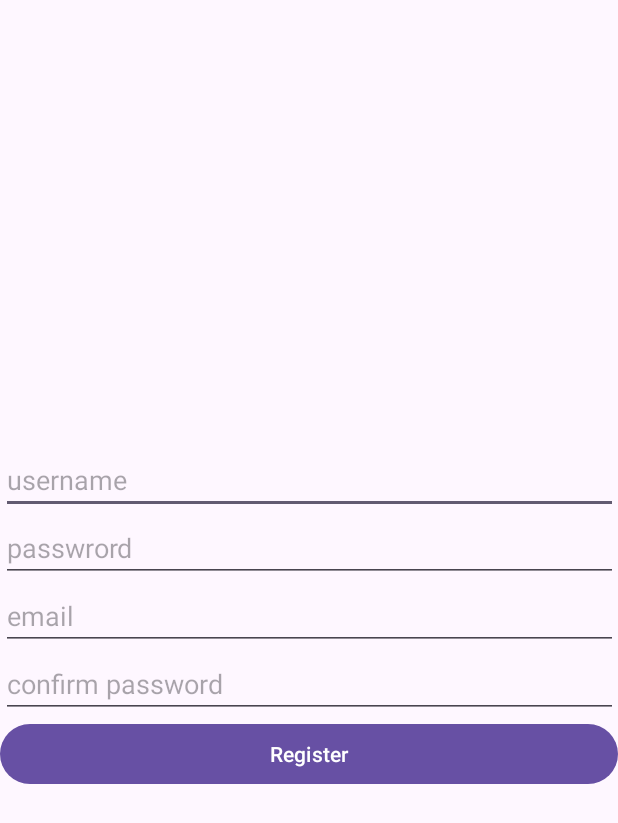
After one commit to Dem0nCyborg/Project_Management, an Android app: the Register screen opened directly, with no data from a screen before it, on a phone screen of 412 x 824 dp. The commit adds this screen. Shown: the top 823 px of the screen. Run offline under Robolectric (Android 15) with nearby library versions, the phone set to English and light mode, and no system bars; our stand-ins replace Firebase (no records; nobody signed in at launch, a user with empty details on screens opened directly).

Commit message:
Login & Register

```diff
--- a/app/src/main/java/com/example/projectmanagment/SplashFragment_1.kt
+++ b/app/src/main/java/com/example/projectmanagment/SplashScreen/SplashFragment_1.kt
@@ -1,11 +1,9 @@
-package com.example.projectmanagment
+package com.example.projectmanagment.SplashScreen
 
 import android.os.Bundle
 import androidx.fragment.app.Fragment
-import android.view.LayoutInflater
 import android.view.View
-import android.view.ViewGroup
-
+import com.example.projectmanagment.R
 
 
 class SplashFragment_1 : Fragment(R.layout.fragment_splash_1) {
--- a/app/src/main/java/com/example/projectmanagment/SplashScreen.kt
+++ b/app/src/main/java/com/example/projectmanagment/SplashScreen/SplashScreen.kt
@@ -1,10 +1,11 @@
-package com.example.projectmanagment
+package com.example.projectmanagment.SplashScreen
 
 import android.os.Bundle
 import androidx.activity.enableEdgeToEdge
 import androidx.appcompat.app.AppCompatActivity
 import androidx.core.view.ViewCompat
 import androidx.core.view.WindowInsetsCompat
+import com.example.projectmanagment.R
 
 class SplashScreen : AppCompatActivity() {
     override fun onCreate(savedInstanceState: Bundle?) {
--- /dev/null
+++ b/app/src/main/java/com/example/projectmanagment/UserData/Register.kt
@@ -0,0 +1,57 @@
+package com.example.projectmanagment.UserData
+
+import android.os.Bundle
+import android.widget.Toast
+import androidx.activity.enableEdgeToEdge
+import androidx.appcompat.app.AppCompatActivity
+import androidx.core.view.ViewCompat
+import androidx.core.view.WindowInsetsCompat
+import com.example.projectmanagment.R
+import com.example.projectmanagment.databinding.ActivityRegisterBinding
+import com.google.firebase.auth.FirebaseAuth
+import com.google.firebase.database.DatabaseReference
+
+class Register : AppCompatActivity() {
+
+    private lateinit var binding: ActivityRegisterBinding
+    private lateinit var firebaseAuth: FirebaseAuth
+    private lateinit var database : DatabaseReference
+
+    override fun onCreate(savedInstanceState: Bundle?) {
+        super.onCreate(savedInstanceState)
+        binding = ActivityRegisterBinding.inflate(layoutInflater)
+        setContentView(binding.root)
+        enableEdgeToEdge()
+
+        ViewCompat.setOnApplyWindowInsetsListener(findViewById(R.id.main)) { v, insets ->
+            val systemBars = insets.getInsets(WindowInsetsCompat.Type.systemBars())
+            v.setPadding(systemBars.left, systemBars.top, systemBars.right, systemBars.bottom)
+            insets
+        }
+
+        firebaseAuth=FirebaseAuth.getInstance()
+        binding.btnReister.setOnClickListener {
+            val email = binding.edEmail.text.toString()
+            val username = binding.edUsername.text.toString()
+            val password = binding.edPassword.text.toString()
+            val confirmpassword = binding.edConfirmPassword.text.toString()
+
+
+
+
+            if(email.isNotEmpty() && username.isNotEmpty() && password.isNotEmpty() && confirmpassword.isNotEmpty()){
+                firebaseAuth.createUserWithEmailAndPassword(email,password).addOnSuccessListener {
+                    Toast.makeText(this,"Registration Successfull",Toast.LENGTH_SHORT).show()
+                    }
+                .addOnFailureListener {
+                    Toast.makeText(this,"Registration Failed",Toast.LENGTH_SHORT).show()
+                }
+            }
+            else{
+                Toast.makeText(this,"Please all the Information", Toast.LENGTH_SHORT).show()
+            }
+
+        }
+
+    }
+}
--- /dev/null
+++ b/app/src/main/res/layout/activity_register.xml
@@ -0,0 +1,64 @@
+<?xml version="1.0" encoding="utf-8"?>
+<androidx.constraintlayout.widget.ConstraintLayout xmlns:android="http://schemas.android.com/apk/res/android"
+    xmlns:app="http://schemas.android.com/apk/res-auto"
+    xmlns:tools="http://schemas.android.com/tools"
+    android:id="@+id/main"
+    android:layout_width="match_parent"
+    android:layout_height="match_parent"
+    tools:context=".UserData.Register">
+
+    <EditText
+        android:id="@+id/ed_username"
+        android:layout_width="411dp"
+        android:layout_height="wrap_content"
+        android:hint="username"
+
+        app:layout_constraintBottom_toTopOf="@+id/ed_password"
+        app:layout_constraintEnd_toEndOf="parent"
+        app:layout_constraintStart_toStartOf="parent"
+        app:layout_constraintTop_toTopOf="parent"
+        app:layout_constraintVertical_chainStyle="packed" />
+
+    <EditText
+        android:id="@+id/ed_email"
+        android:layout_width="411dp"
+        android:layout_height="wrap_content"
+        android:hint="email"
+        app:layout_constraintBottom_toTopOf="@+id/ed_confirm_password"
+        app:layout_constraintEnd_toEndOf="parent"
+        app:layout_constraintStart_toStartOf="parent"
+        app:layout_constraintTop_toBottomOf="@+id/ed_password" />
+
+    <EditText
+        android:id="@+id/ed_password"
+        android:layout_width="411dp"
+        android:layout_height="wrap_content"
+        android:hint="passwrord"
+        app:layout_constraintBottom_toTopOf="@+id/ed_email"
+        app:layout_constraintEnd_toEndOf="parent"
+        app:layout_constraintStart_toStartOf="parent"
+        app:layout_constraintTop_toBottomOf="@+id/ed_username" />
+
+    <EditText
+        android:id="@+id/ed_confirm_password"
+        android:layout_width="411dp"
+        android:layout_height="wrap_content"
+        android:hint="confirm password"
+        app:layout_constraintBottom_toTopOf="@+id/btn_reister"
+        app:layout_constraintEnd_toEndOf="parent"
+        app:layout_constraintStart_toStartOf="parent"
+        app:layout_constraintTop_toBottomOf="@+id/ed_email" />
+
+    <Button
+        android:id="@+id/btn_reister"
+        android:layout_width="match_parent"
+        android:layout_height="wrap_content"
+        android:text="Register"
+        app:layout_constraintBottom_toBottomOf="parent"
+        app:layout_constraintEnd_toEndOf="parent"
+        app:layout_constraintHorizontal_bias="0.5"
+        app:layout_constraintStart_toStartOf="parent"
+        app:layout_constraintTop_toBottomOf="@+id/ed_confirm_password" />
+
+
+</androidx.constraintlayout.widget.ConstraintLayout>
--- a/app/src/main/res/layout/activity_splash_screen.xml
+++ b/app/src/main/res/layout/activity_splash_screen.xml
@@ -5,7 +5,7 @@
     android:id="@+id/main"
     android:layout_width="match_parent"
     android:layout_height="match_parent"
-    tools:context=".SplashScreen">
+    tools:context=".SplashScreen.SplashScreen">
 
     <FrameLayout
         android:id="@+id/splash_fragment_container"
--- a/app/src/main/res/layout/fragment_splash_1.xml
+++ b/app/src/main/res/layout/fragment_splash_1.xml
@@ -5,7 +5,7 @@
     android:layout_height="match_parent"
     xmlns:app="http://schemas.android.com/apk/res-auto"
     android:background="#00BCD4"
-    tools:context=".SplashFragment_1">
+    tools:context=".SplashScreen.SplashFragment_1">
 
     <Button
         android:id="@+id/btn_splsh_first"
--- a/app/src/main/res/layout/fragment_splash_2.xml
+++ b/app/src/main/res/layout/fragment_splash_2.xml
@@ -5,7 +5,7 @@
     android:layout_height="match_parent"
     xmlns:app="http://schemas.android.com/apk/res-auto"
     android:background="#E91E63"
-    tools:context=".SplashFragment_2">
+    tools:context=".SplashScreen.SplashFragment_2">
 
     <Button
         android:id="@+id/btn_splsh_second"
--- a/build.gradle.kts
+++ b/build.gradle.kts
@@ -1,3 +1,8 @@
+buildscript {
+    dependencies {
+        classpath(libs.google.services)
+    }
+}
 // Top-level build file where you can add configuration options common to all sub-projects/modules.
 plugins {
     alias(libs.plugins.androidApplication) apply false
--- a/gradle/libs.versions.toml
+++ b/gradle/libs.versions.toml
@@ -9,6 +9,9 @@ appcompat = "1.6.1"
 material = "1.10.0"
 activity = "1.8.0"
 constraintlayout = "2.1.4"
+googleServices = "4.4.1"
+firebaseAuth = "22.3.1"
+firebaseDatabaseKtx = "20.3.1"
 
 [libraries]
 androidx-core-ktx = { group = "androidx.core", name = "core-ktx", version.ref = "coreKtx" }
@@ -19,6 +22,9 @@ androidx-appcompat = { group = "androidx.appcompat", name = "appcompat", version
 material = { group = "com.google.android.material", name = "material", version.ref = "material" }
 androidx-activity = { group = "androidx.activity", name = "activity", version.ref = "activity" }
 androidx-constraintlayout = { group = "androidx.constraintlayout", name = "constraintlayout", version.ref = "constraintlayout" }
+google-services = { group = "com.google.gms", name = "google-services", version.ref = "googleServices" }
+firebase-auth = { group = "com.google.firebase", name = "firebase-auth", version.ref = "firebaseAuth" }
+firebase-database-ktx = { group = "com.google.firebase", name = "firebase-database-ktx", version.ref = "firebaseDatabaseKtx" }
 
 [plugins]
 androidApplication = { id = "com.android.application", version.ref = "agp" }
```
Also changed, not shown: app/build.gradle.kts (+8 -0 lines), app/src/main/AndroidManifest.xml (+15 -5 lines), app/src/main/java/com/example/projectmanagment/SplashScreen/SplashFragment_2.kt (renamed from app/src/main/java/com/example/projectmanagment/SplashFragment_2.kt, +6 -4 lines), app/src/main/java/com/example/projectmanagment/UserData/Login.kt (added, +66 -0 lines), app/src/main/java/com/example/projectmanagment/UserData/Welcome.kt (added, +54 -0 lines), app/src/main/res/layout/activity_login.xml (added, +48 -0 lines), app/src/main/res/layout/activity_welcome.xml (added, +32 -0 lines), 1 other file.
